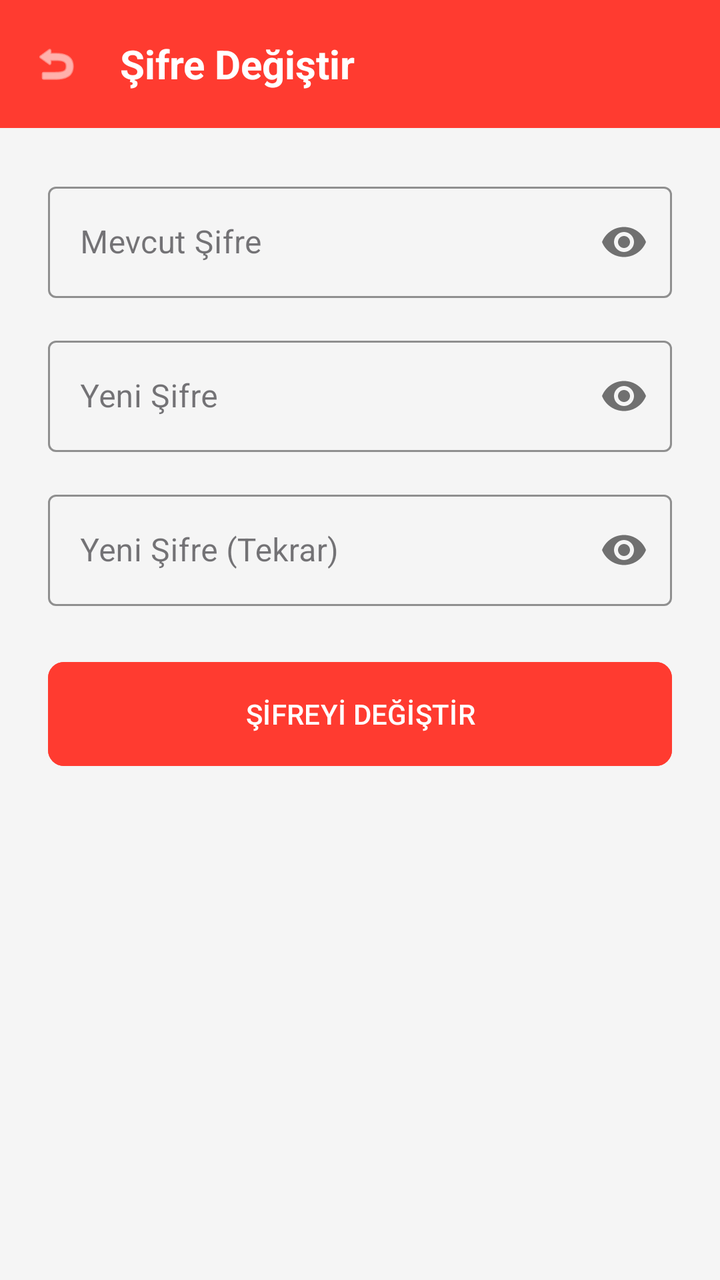
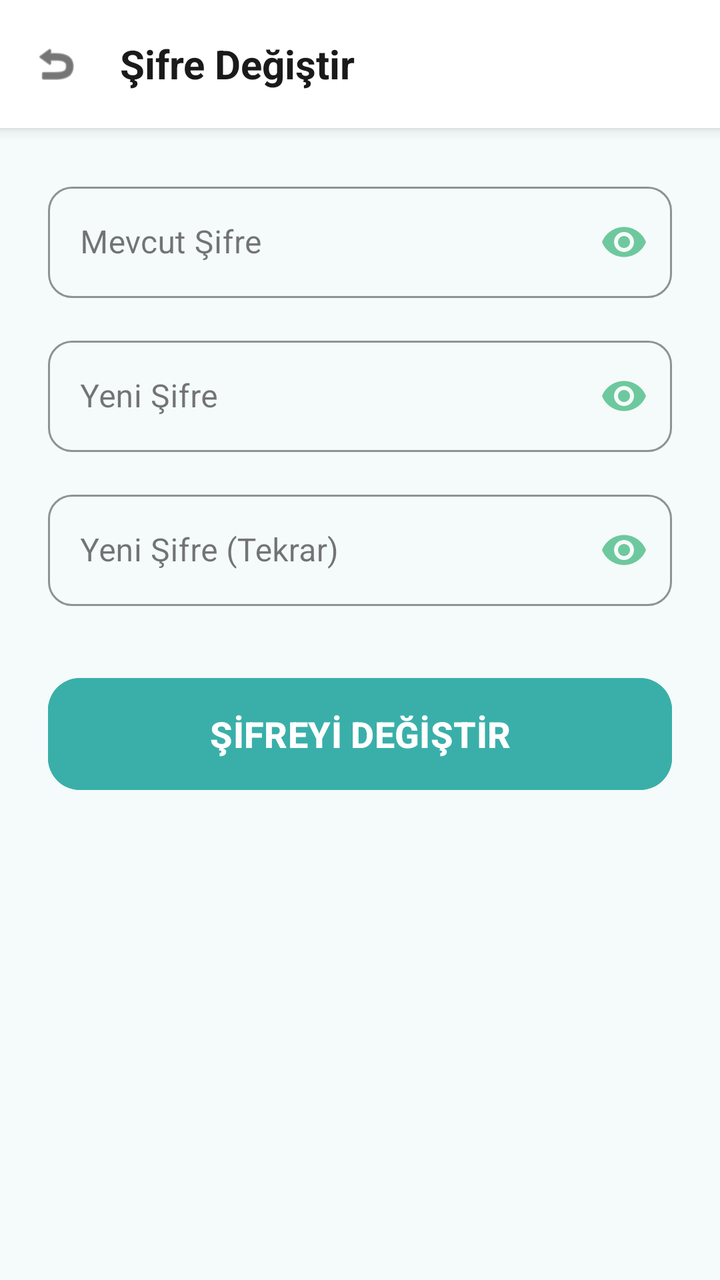

Compare the two renders of this Android layout. The source of the first and the diff that turns it into the second are given below.
<!-- AndroidManifest.xml: application theme Theme.EskiEsyaSatis -->
<!-- res/layout/activity_change_password.xml -->
<?xml version="1.0" encoding="utf-8"?>
<LinearLayout xmlns:android="http://schemas.android.com/apk/res/android"
    xmlns:app="http://schemas.android.com/apk/res-auto"
    android:layout_width="match_parent"
    android:layout_height="match_parent"
    android:orientation="vertical"
    android:fitsSystemWindows="true"
    android:background="@color/backgroundColor">

    <LinearLayout
        android:layout_width="match_parent"
        android:layout_height="?attr/actionBarSize"
        android:background="?attr/colorPrimary"
        android:orientation="horizontal"
        android:gravity="center_vertical"
        android:padding="4dp">

        <ImageView
            android:id="@+id/btnBack"
            android:layout_width="48dp"
            android:layout_height="48dp"
            android:src="@android:drawable/ic_menu_revert"
            android:padding="12dp"
            android:background="?attr/selectableItemBackgroundBorderless"
            android:clickable="true"
            android:focusable="true"
            android:contentDescription="Geri"
            app:tint="@color/white" />

        <TextView
            android:layout_width="wrap_content"
            android:layout_height="wrap_content"
            android:text="Şifre Değiştir"
            android:textColor="@color/white"
            android:textSize="20sp"
            android:textStyle="bold"
            android:layout_marginStart="8dp" />
    </LinearLayout>

    <LinearLayout
        android:layout_width="match_parent"
        android:layout_height="wrap_content"
        android:orientation="vertical"
        android:padding="24dp">

        <com.google.android.material.textfield.TextInputLayout
            android:layout_width="match_parent"
            android:layout_height="wrap_content"
            android:layout_marginBottom="16dp"
            app:boxStrokeColor="@color/primaryColor"
            app:hintTextColor="@color/primaryColor"
            app:passwordToggleEnabled="true"
            style="@style/Widget.MaterialComponents.TextInputLayout.OutlinedBox">

            <com.google.android.material.textfield.TextInputEditText
                android:id="@+id/etCurrentPassword"
                android:layout_width="match_parent"
                android:layout_height="wrap_content"
                android:hint="Mevcut Şifre"
                android:inputType="textPassword" />
        </com.google.android.material.textfield.TextInputLayout>

        <com.google.android.material.textfield.TextInputLayout
            android:layout_width="match_parent"
            android:layout_height="wrap_content"
            android:layout_marginBottom="16dp"
            app:boxStrokeColor="@color/primaryColor"
            app:hintTextColor="@color/primaryColor"
            app:passwordToggleEnabled="true"
            style="@style/Widget.MaterialComponents.TextInputLayout.OutlinedBox">

            <com.google.android.material.textfield.TextInputEditText
                android:id="@+id/etNewPassword"
                android:layout_width="match_parent"
                android:layout_height="wrap_content"
                android:hint="Yeni Şifre"
                android:inputType="textPassword" />
        </com.google.android.material.textfield.TextInputLayout>

        <com.google.android.material.textfield.TextInputLayout
            android:layout_width="match_parent"
            android:layout_height="wrap_content"
            android:layout_marginBottom="24dp"
            app:boxStrokeColor="@color/primaryColor"
            app:hintTextColor="@color/primaryColor"
            app:passwordToggleEnabled="true"
            style="@style/Widget.MaterialComponents.TextInputLayout.OutlinedBox">

            <com.google.android.material.textfield.TextInputEditText
                android:id="@+id/etConfirmNewPassword"
                android:layout_width="match_parent"
                android:layout_height="wrap_content"
                android:hint="Yeni Şifre (Tekrar)"
                android:inputType="textPassword" />
        </com.google.android.material.textfield.TextInputLayout>

        <com.google.android.material.button.MaterialButton
            android:id="@+id/btnChangePassword"
            android:layout_width="match_parent"
            android:layout_height="60dp"
            android:text="ŞİFREYİ DEĞİŞTİR"
            android:backgroundTint="@color/primaryColor"
            android:textColor="@color/white"
            app:cornerRadius="8dp" />

    </LinearLayout>
</LinearLayout>
<!-- resources referenced by this layout -->
<resources>
  <color name="backgroundColor">#F5F5F5</color>
  <color name="primaryColor">#FF3B30</color>
  <color name="white">#FFFFFFFF</color>
  <style name="Theme.EskiEsyaSatis" parent="Base.Theme.EskiEsyaSatis" />
  <style name="Base.Theme.EskiEsyaSatis" parent="Theme.Material3.DayNight.NoActionBar">
          
          <item name="colorPrimary">@color/primaryColor</item>
          <item name="colorPrimaryDark">@color/primaryDarkColor</item>
          <item name="colorOnPrimary">@color/white</item>
          <item name="android:windowBackground">@color/backgroundColor</item>
          <item name="android:textColorPrimary">@color/textColorPrimary</item>
          <item name="android:textColorSecondary">@color/textColorSecondary</item>
      </style>
  <color name="primaryDarkColor">#C32C23</color>
  <color name="textColorPrimary">#212121</color>
  <color name="textColorSecondary">#757575</color>
</resources>

<!-- the commit's change to res/layout/activity_change_password.xml (unified diff, before → after) -->
@@ -10,7 +10,8 @@
     <LinearLayout
         android:layout_width="match_parent"
         android:layout_height="?attr/actionBarSize"
-        android:background="?attr/colorPrimary"
+        android:background="@color/white"
+        android:elevation="4dp"
         android:orientation="horizontal"
         android:gravity="center_vertical"
         android:padding="4dp">
@@ -25,13 +26,13 @@
             android:clickable="true"
             android:focusable="true"
             android:contentDescription="Geri"
-            app:tint="@color/white" />
+            app:tint="@color/textColorPrimary" />
 
         <TextView
             android:layout_width="wrap_content"
             android:layout_height="wrap_content"
             android:text="Şifre Değiştir"
-            android:textColor="@color/white"
+            android:textColor="@color/textColorPrimary"
             android:textSize="20sp"
             android:textStyle="bold"
             android:layout_marginStart="8dp" />
@@ -47,9 +48,14 @@
             android:layout_width="match_parent"
             android:layout_height="wrap_content"
             android:layout_marginBottom="16dp"
+            app:boxCornerRadiusTopStart="12dp"
+            app:boxCornerRadiusTopEnd="12dp"
+            app:boxCornerRadiusBottomStart="12dp"
+            app:boxCornerRadiusBottomEnd="12dp"
             app:boxStrokeColor="@color/primaryColor"
             app:hintTextColor="@color/primaryColor"
             app:passwordToggleEnabled="true"
+            app:passwordToggleTint="@color/accentColor"
             style="@style/Widget.MaterialComponents.TextInputLayout.OutlinedBox">
 
             <com.google.android.material.textfield.TextInputEditText
@@ -57,6 +63,8 @@
                 android:layout_width="match_parent"
                 android:layout_height="wrap_content"
                 android:hint="Mevcut Şifre"
+                android:textColor="@color/textColorPrimary"
+                android:textColorHint="@color/textColorSecondary"
                 android:inputType="textPassword" />
         </com.google.android.material.textfield.TextInputLayout>
 
@@ -64,9 +72,14 @@
             android:layout_width="match_parent"
             android:layout_height="wrap_content"
             android:layout_marginBottom="16dp"
+            app:boxCornerRadiusTopStart="12dp"
+            app:boxCornerRadiusTopEnd="12dp"
+            app:boxCornerRadiusBottomStart="12dp"
+            app:boxCornerRadiusBottomEnd="12dp"
             app:boxStrokeColor="@color/primaryColor"
             app:hintTextColor="@color/primaryColor"
             app:passwordToggleEnabled="true"
+            app:passwordToggleTint="@color/accentColor"
             style="@style/Widget.MaterialComponents.TextInputLayout.OutlinedBox">
 
             <com.google.android.material.textfield.TextInputEditText
@@ -74,16 +87,23 @@
                 android:layout_width="match_parent"
                 android:layout_height="wrap_content"
                 android:hint="Yeni Şifre"
+                android:textColor="@color/textColorPrimary"
+                android:textColorHint="@color/textColorSecondary"
                 android:inputType="textPassword" />
         </com.google.android.material.textfield.TextInputLayout>
 
         <com.google.android.material.textfield.TextInputLayout
             android:layout_width="match_parent"
             android:layout_height="wrap_content"
-            android:layout_marginBottom="24dp"
+            android:layout_marginBottom="32dp"
+            app:boxCornerRadiusTopStart="12dp"
+            app:boxCornerRadiusTopEnd="12dp"
+            app:boxCornerRadiusBottomStart="12dp"
+            app:boxCornerRadiusBottomEnd="12dp"
             app:boxStrokeColor="@color/primaryColor"
             app:hintTextColor="@color/primaryColor"
             app:passwordToggleEnabled="true"
+            app:passwordToggleTint="@color/accentColor"
             style="@style/Widget.MaterialComponents.TextInputLayout.OutlinedBox">
 
             <com.google.android.material.textfield.TextInputEditText
@@ -91,17 +111,21 @@
                 android:layout_width="match_parent"
                 android:layout_height="wrap_content"
                 android:hint="Yeni Şifre (Tekrar)"
+                android:textColor="@color/textColorPrimary"
+                android:textColorHint="@color/textColorSecondary"
                 android:inputType="textPassword" />
         </com.google.android.material.textfield.TextInputLayout>
 
         <com.google.android.material.button.MaterialButton
             android:id="@+id/btnChangePassword"
             android:layout_width="match_parent"
-            android:layout_height="60dp"
+            android:layout_height="64dp"
             android:text="ŞİFREYİ DEĞİŞTİR"
+            android:textSize="18sp"
+            android:textStyle="bold"
             android:backgroundTint="@color/primaryColor"
             android:textColor="@color/white"
-            app:cornerRadius="8dp" />
+            app:cornerRadius="16dp" />
 
     </LinearLayout>
 </LinearLayout>
<!-- resource entries referenced after the edit -->
@@ -1,20 +1,26 @@
 <!-- resources referenced by this layout -->
 <resources>
-  <color name="backgroundColor">#F5F5F5</color>
-  <color name="primaryColor">#FF3B30</color>
+  <color name="accentColor">#6DC99D</color>
+  <color name="backgroundColor">#F5FAFA</color>
+  <color name="primaryColor">#3AAFA9</color>
   <color name="white">#FFFFFFFF</color>
   <style name="Theme.EskiEsyaSatis" parent="Base.Theme.EskiEsyaSatis" />
-  <style name="Base.Theme.EskiEsyaSatis" parent="Theme.Material3.DayNight.NoActionBar">
-          
+  <style name="Base.Theme.EskiEsyaSatis" parent="Theme.Material3.Light.NoActionBar">
           <item name="colorPrimary">@color/primaryColor</item>
           <item name="colorPrimaryDark">@color/primaryDarkColor</item>
           <item name="colorOnPrimary">@color/white</item>
+          <item name="colorAccent">@color/accentColor</item>
           <item name="android:windowBackground">@color/backgroundColor</item>
           <item name="android:textColorPrimary">@color/textColorPrimary</item>
           <item name="android:textColorSecondary">@color/textColorSecondary</item>
+          <item name="android:editTextColor">@color/textColorPrimary</item>
+          <item name="android:textColorHint">@color/textColorSecondary</item>
+          <item name="android:statusBarColor">@color/primaryDarkColor</item>
+          <item name="colorOnSurface">@color/textColorPrimary</item>
+          <item name="colorOnBackground">@color/textColorPrimary</item>
       </style>
-  <color name="primaryDarkColor">#C32C23</color>
-  <color name="textColorPrimary">#212121</color>
-  <color name="textColorSecondary">#757575</color>
+  <color name="primaryDarkColor">#2D8F8A</color>
+  <color name="textColorPrimary">#1A1A1A</color>
+  <color name="textColorSecondary">#4A4A4A</color>
 </resources>
 
